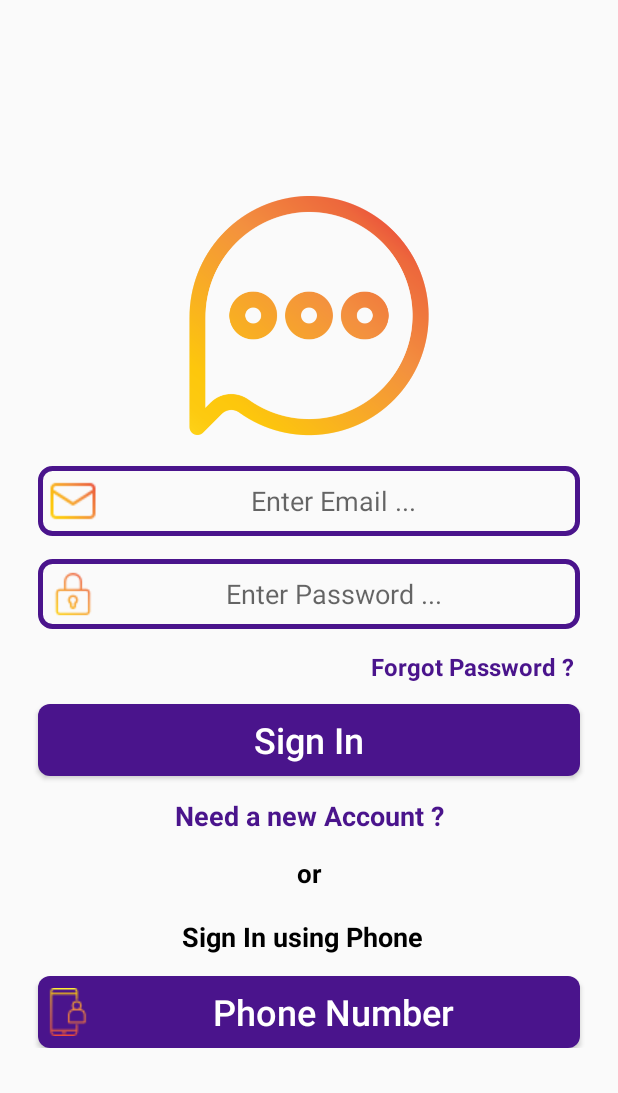
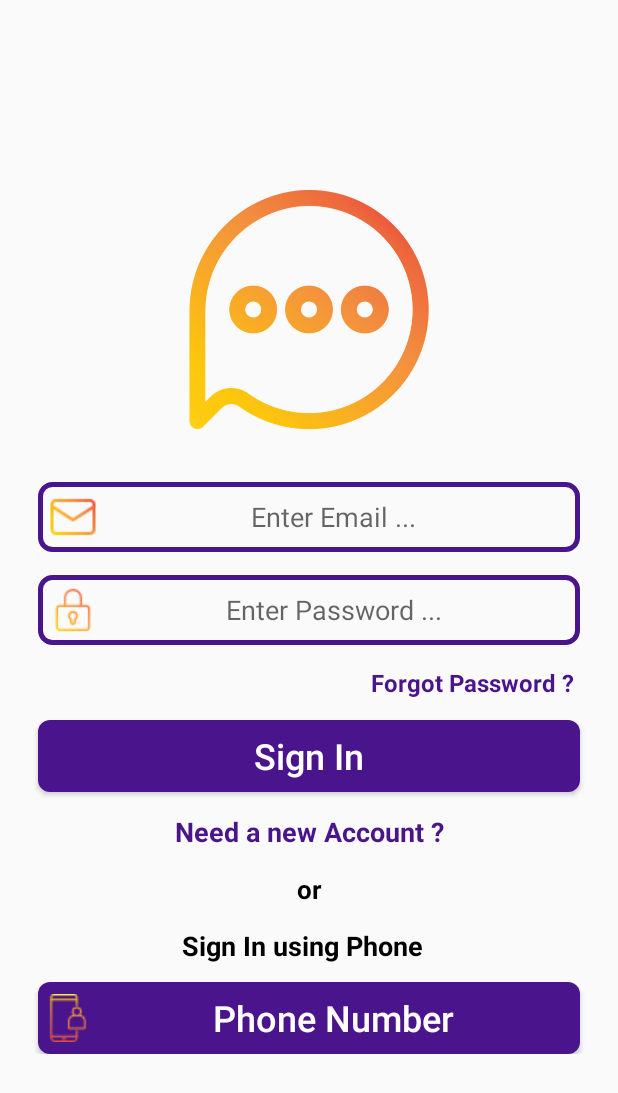
Before and after one commit to mishra-abhii/ChatMates, an Android app: the screen it shows after launch (LogInActivity), on a phone screen of 412 x 824 dp. Shown: the top 1093 px of the screen. Run offline under Robolectric (Android 15) with nearby library versions, the phone set to English and light mode, and no system bars; our stand-ins replace Firebase (no records; nobody signed in at launch, a user with empty details on screens opened directly).

Commit message:
Made some changes in UI and Java files

```diff
--- a/app/src/main/java/com/example/chatmates/ProfileActivity.java
+++ b/app/src/main/java/com/example/chatmates/ProfileActivity.java
@@ -184,7 +184,7 @@ public class ProfileActivity extends AppCompatActivity {
                         {
                             SendMsgReq.setEnabled(true);
                             Current_state="new";
-                            SendMsgReq.setText("Send Message");
+                            SendMsgReq.setText("Send Chat Request");
                             DeclineReq.setVisibility(View.INVISIBLE);
                             DeclineReq.setEnabled(false);
                         }
@@ -289,7 +289,7 @@ public class ProfileActivity extends AppCompatActivity {
                                         public void onComplete(@NonNull Task<Void> task) {
                                             if (task.isSuccessful()) {
                                                 SendMsgReq.setEnabled(true);
-                                                SendMsgReq.setText("Send Message");
+                                                SendMsgReq.setText("Send Chat Request");
                                                 Current_state = "new";
                                                 DeclineReq.setVisibility(View.INVISIBLE);
                                                 DeclineReq.setEnabled(false);
--- a/app/src/main/java/com/example/chatmates/SettingsActivity.java
+++ b/app/src/main/java/com/example/chatmates/SettingsActivity.java
@@ -132,6 +132,7 @@ public class SettingsActivity extends AppCompatActivity {
                 {
                     userName.setError("please enter user name");
                     userStatus.setError("please enter user status");
+                    Toast.makeText(SettingsActivity.this, "Fill the entries below before adding profile pic", Toast.LENGTH_SHORT).show();
                 }
             }
         });
--- a/app/src/main/res/layout/activity_login.xml
+++ b/app/src/main/res/layout/activity_login.xml
@@ -37,7 +37,7 @@
                 android:layout_below="@+id/login_image"
                 android:layout_alignParentStart="true"
                 android:layout_marginStart="25dp"
-                android:layout_marginTop="15dp"
+                android:layout_marginTop="30dp"
                 android:layout_marginEnd="25dp"
                 android:background="@drawable/edittext"
                 android:drawableStart="@drawable/email"
@@ -150,7 +150,7 @@
                 android:layout_alignParentStart="true"
                 android:layout_centerHorizontal="true"
                 android:layout_marginStart="25dp"
-                android:layout_marginTop="10dp"
+                android:layout_marginTop="5dp"
                 android:layout_marginEnd="25dp"
                 android:padding="4dp"
                 android:text="Sign In using Phone  "
@@ -168,7 +168,7 @@
                 android:layout_below="@+id/phone_textView"
                 android:layout_alignParentStart="true"
                 android:layout_marginStart="25dp"
-                android:layout_marginTop="10dp"
+                android:layout_marginTop="8dp"
                 android:layout_marginEnd="25dp"
                 android:background="@drawable/buttons"
                 android:drawableStart="@drawable/phone"
--- a/app/src/main/res/layout/activity_main.xml
+++ b/app/src/main/res/layout/activity_main.xml
@@ -1,5 +1,6 @@
 <?xml version="1.0" encoding="utf-8"?>
 <RelativeLayout xmlns:android="http://schemas.android.com/apk/res/android"
+    xmlns:app="http://schemas.android.com/apk/res-auto"
     xmlns:tools="http://schemas.android.com/tools"
     android:layout_width="match_parent"
     android:layout_height="match_parent"
@@ -19,7 +20,8 @@
             android:id="@+id/main_tabs"
             android:layout_width="match_parent"
             android:layout_height="match_parent"
-            android:theme="@style/ThemeOverlay.AppCompat.Dark.ActionBar" />
+            android:theme="@style/ThemeOverlay.AppCompat.Dark.ActionBar"
+            app:tabIndicatorColor="#D500F9" />
 
     </com.google.android.material.appbar.AppBarLayout>
 
--- a/app/src/main/res/layout/activity_register.xml
+++ b/app/src/main/res/layout/activity_register.xml
@@ -26,7 +26,7 @@
         android:layout_below="@+id/register_image"
         android:layout_alignParentStart="true"
         android:layout_marginStart="25dp"
-        android:layout_marginTop="14dp"
+        android:layout_marginTop="30dp"
         android:layout_marginEnd="25dp"
         android:background="@drawable/edittext"
         android:drawableStart="@drawable/email"
--- a/app/src/main/res/layout/activity_settings.xml
+++ b/app/src/main/res/layout/activity_settings.xml
@@ -71,7 +71,7 @@
         android:layout_marginEnd="17dp"
         android:background="@drawable/buttons"
         android:padding="4dp"
-        android:text="Update"
+        android:text="Update Profile"
         android:textAlignment="center"
         android:textAllCaps="false"
         android:textColor="@color/white"
```
Also changed, not shown: app/src/main/java/com/example/chatmates/helper/MessageAdapter.java (+6 -6 lines).
